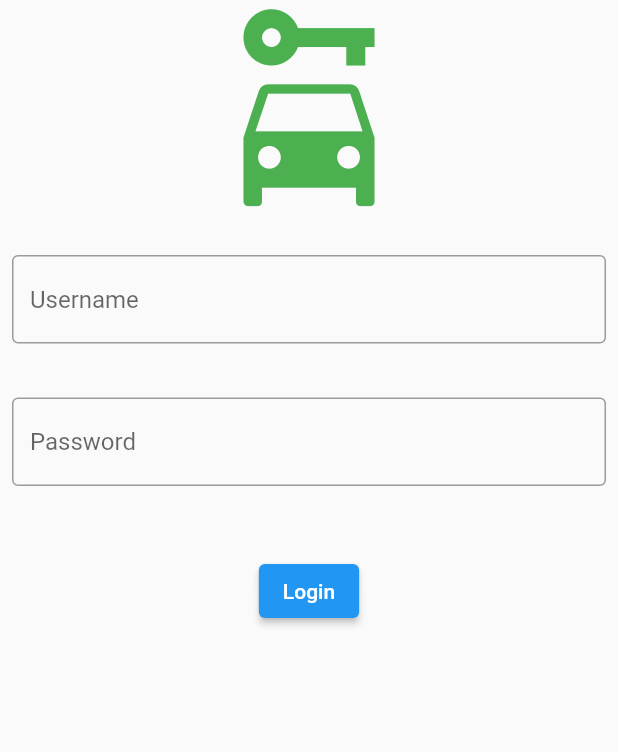
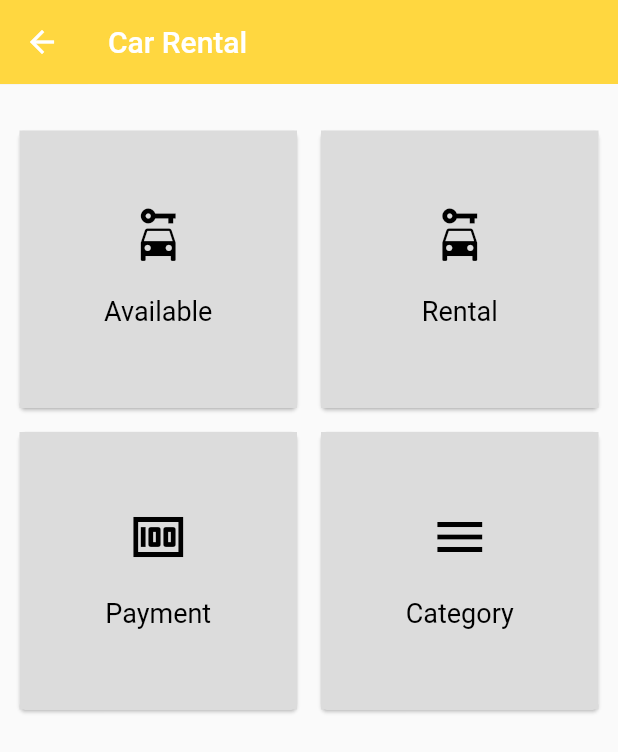
Before and after one commit to Veeramani-Jaam/flutter, a Flutter app: the Dashboard screen opened directly, on a phone screen of 412 x 824 dp. Shown: the top 752 px of the screen. Run offline on Flutter 3.47's test engine with Material 2 defaults, Android fonts, the phone set to English and light mode, and no system bars.

Commit message:
Dashboard Page

```diff
--- a/lib/dashboard.dart
+++ b/lib/dashboard.dart
@@ -7,50 +7,95 @@
   State<Dashboard> createState() => _DashboardState();
 }
 
+Card makeDashboardItem(String title, IconData icon) {
+  return Card(
+      elevation: 1.0,
+      margin: const EdgeInsets.all(8.0),
+      child: Container(
+        decoration:
+            const BoxDecoration(color: Color.fromRGBO(220, 220, 220, 1.0)),
+        child: InkWell(
+          onTap: () {},
+          child: Column(
+            crossAxisAlignment: CrossAxisAlignment.stretch,
+            mainAxisSize: MainAxisSize.min,
+            verticalDirection: VerticalDirection.down,
+            children: <Widget>[
+              const SizedBox(height: 50.0),
+              Center(
+                  child: Icon(
+                icon,
+                size: 40.0,
+                color: Colors.black,
+              )),
+              const SizedBox(height: 20.0),
+              Center(
+                child: Text(title,
+                    style:
+                        const TextStyle(fontSize: 18.0, color: Colors.black)),
+              )
+            ],
+          ),
+        ),
+      ));
+}
+
 class _DashboardState extends State<Dashboard> {
-  final GlobalKey<FormState> _formKey = GlobalKey<FormState>();
-
   @override
   Widget build(BuildContext context) {
-    return Form(
-      key: _formKey,
-      child: Column(
-        crossAxisAlignment: CrossAxisAlignment.center,
-        children: <Widget>[
-          const Center(
-            child: Icon(
-              Icons.car_rental,
-              size: 150,
-              color: Colors.green,
-            ),
-          ),
-          const Padding(
-            padding: EdgeInsets.symmetric(horizontal: 8, vertical: 20),
-            child: TextField(
-              decoration: InputDecoration(
-                border: OutlineInputBorder(),
-                hintText: 'Username',
+    Card makeDashboardItem(String title, IconData icon) {
+      return Card(
+          elevation: 1.0,
+          margin: const EdgeInsets.all(8.0),
+          child: Container(
+            decoration:
+                const BoxDecoration(color: Color.fromRGBO(220, 220, 220, 1.0)),
+            child: InkWell(
+              onTap: () {},
+              child: Column(
+                crossAxisAlignment: CrossAxisAlignment.stretch,
+                mainAxisSize: MainAxisSize.min,
+                verticalDirection: VerticalDirection.down,
+                children: <Widget>[
+                  const SizedBox(height: 50.0),
+                  Center(
+                      child: Icon(
+                    icon,
+                    size: 40.0,
+                    color: Colors.black,
+                  )),
+                  const SizedBox(height: 20.0),
+                  Center(
+                    child: Text(title,
+                        style: const TextStyle(
+                            fontSize: 18.0, color: Colors.black)),
+                  )
+                ],
               ),
             ),
-          ),
-          const Padding(
-            padding: EdgeInsets.symmetric(horizontal: 8, vertical: 16),
-            child: TextField(
-              decoration: InputDecoration(
-                border: OutlineInputBorder(),
-                hintText: 'Password',
-              ),
-            ),
-          ),
-          const SizedBox(height: 30),
-          Center(
-            child: ElevatedButton(
-              onPressed: () {},
-              child: const Text('Login'),
-            ),
-          )
-        ],
+          ));
+    }
+
+    return SafeArea(
+        child: Scaffold(
+      appBar: AppBar(
+        title: const Text("Car Rental"),
+        elevation: .1,
+        backgroundColor: Colors.amberAccent,
       ),
-    );
+      body: Container(
+        padding: const EdgeInsets.symmetric(vertical: 20.0, horizontal: 2.0),
+        child: GridView.count(
+          crossAxisCount: 2,
+          padding: const EdgeInsets.all(3.0),
+          children: <Widget>[
+            makeDashboardItem("Available", Icons.car_rental),
+            makeDashboardItem("Rental", Icons.car_rental),
+            makeDashboardItem("Payment", Icons.money),
+            makeDashboardItem("Category", Icons.menu)
+          ],
+        ),
+      ),
+    ));
   }
 }
```
Also changed, not shown: lib/login.dart (added, +61 -0 lines), lib/main.dart (+7 -6 lines), 3 other files.
